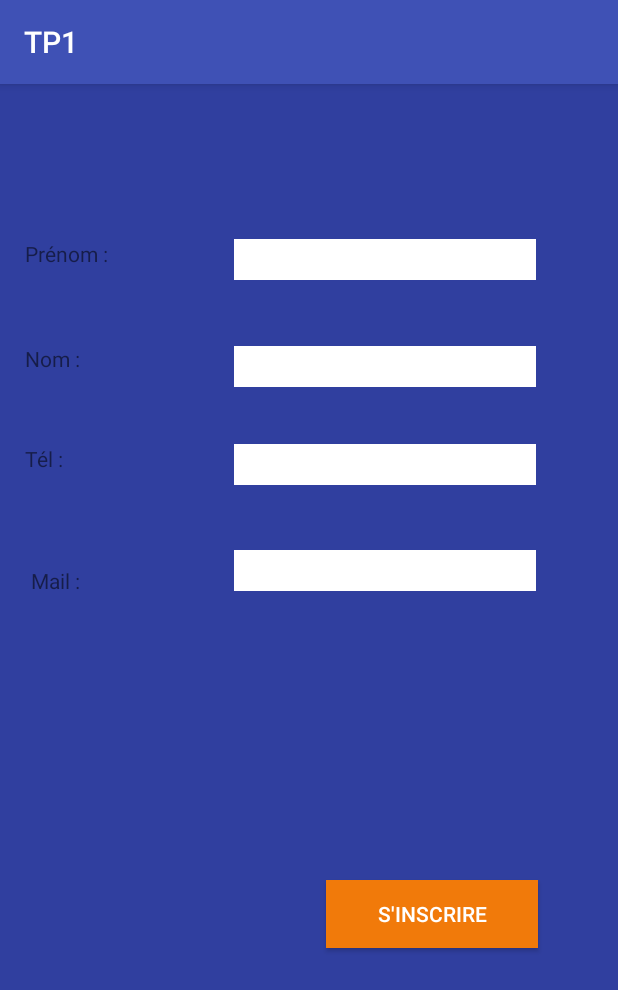
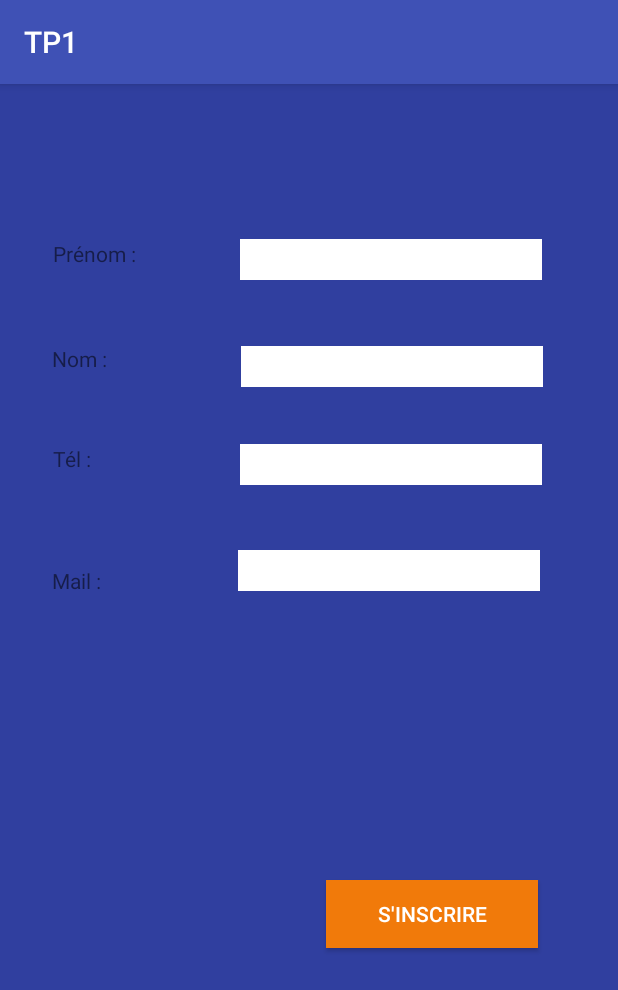
Before and after one commit to KentLothbrok/TP1, an Android app: the screen it shows after launch (MainActivity), on a phone screen of 412 x 824 dp. Shown: the top 990 px of the screen. Run offline under Robolectric (Android 15) with nearby library versions, the phone set to English and light mode, and no system bars.

Commit message:
Maj mainactivity

```diff
--- a/app/src/main/res/layout/activity_main.xml
+++ b/app/src/main/res/layout/activity_main.xml
@@ -18,7 +18,7 @@
         android:text="Prénom :"
         app:layout_constraintBottom_toBottomOf="parent"
         app:layout_constraintEnd_toEndOf="parent"
-        app:layout_constraintHorizontal_bias="0.027"
+        app:layout_constraintHorizontal_bias="0.084"
         app:layout_constraintStart_toStartOf="parent"
         app:layout_constraintTop_toTopOf="parent"
         app:layout_constraintVertical_bias="0.131" />
@@ -36,8 +36,7 @@
         android:inputType="textPersonName"
         app:layout_constraintBottom_toBottomOf="parent"
         app:layout_constraintEnd_toEndOf="parent"
-        app:layout_constraintHorizontal_bias="0.76"
-        app:layout_constraintStart_toStartOf="parent"
+        app:layout_constraintStart_toEndOf="@+id/tvPrenom"
         app:layout_constraintTop_toTopOf="parent"
         app:layout_constraintVertical_bias="0.132" />
 
@@ -52,7 +51,7 @@
         android:text="Nom :"
         app:layout_constraintBottom_toBottomOf="parent"
         app:layout_constraintEnd_toEndOf="parent"
-        app:layout_constraintHorizontal_bias="0.024"
+        app:layout_constraintHorizontal_bias="0.075"
         app:layout_constraintStart_toStartOf="parent"
         app:layout_constraintTop_toTopOf="parent"
         app:layout_constraintVertical_bias="0.226" />
@@ -71,8 +70,8 @@
         android:inputType="textPersonName"
         app:layout_constraintBottom_toBottomOf="parent"
         app:layout_constraintEnd_toEndOf="parent"
-        app:layout_constraintHorizontal_bias="0.76"
-        app:layout_constraintStart_toStartOf="parent"
+        app:layout_constraintHorizontal_bias="0.657"
+        app:layout_constraintStart_toEndOf="@+id/tvNom"
         app:layout_constraintTop_toTopOf="parent"
         app:layout_constraintVertical_bias="0.23" />
 
@@ -87,7 +86,7 @@
         android:text="Tél :"
         app:layout_constraintBottom_toBottomOf="parent"
         app:layout_constraintEnd_toEndOf="parent"
-        app:layout_constraintHorizontal_bias="0.025"
+        app:layout_constraintHorizontal_bias="0.079"
         app:layout_constraintStart_toStartOf="parent"
         app:layout_constraintTop_toTopOf="parent"
         app:layout_constraintVertical_bias="0.32" />
@@ -105,8 +104,8 @@
         android:inputType="textPersonName"
         app:layout_constraintBottom_toBottomOf="parent"
         app:layout_constraintEnd_toEndOf="parent"
-        app:layout_constraintHorizontal_bias="0.76"
-        app:layout_constraintStart_toStartOf="parent"
+        app:layout_constraintHorizontal_bias="0.597"
+        app:layout_constraintStart_toEndOf="@+id/tvTel"
         app:layout_constraintTop_toTopOf="parent"
         app:layout_constraintVertical_bias="0.32" />
 
@@ -121,7 +120,7 @@
         android:text="Mail :"
         app:layout_constraintBottom_toBottomOf="parent"
         app:layout_constraintEnd_toEndOf="parent"
-        app:layout_constraintHorizontal_bias="0.035"
+        app:layout_constraintHorizontal_bias="0.074"
         app:layout_constraintStart_toStartOf="parent"
         app:layout_constraintTop_toTopOf="parent"
         app:layout_constraintVertical_bias="0.428" />
@@ -139,8 +138,8 @@
         android:inputType="textPersonName"
         app:layout_constraintBottom_toBottomOf="parent"
         app:layout_constraintEnd_toEndOf="parent"
-        app:layout_constraintHorizontal_bias="0.76"
-        app:layout_constraintStart_toStartOf="parent"
+        app:layout_constraintHorizontal_bias="0.657"
+        app:layout_constraintStart_toEndOf="@+id/tvMail"
         app:layout_constraintTop_toTopOf="parent"
         app:layout_constraintVertical_bias="0.418" />
 
```
